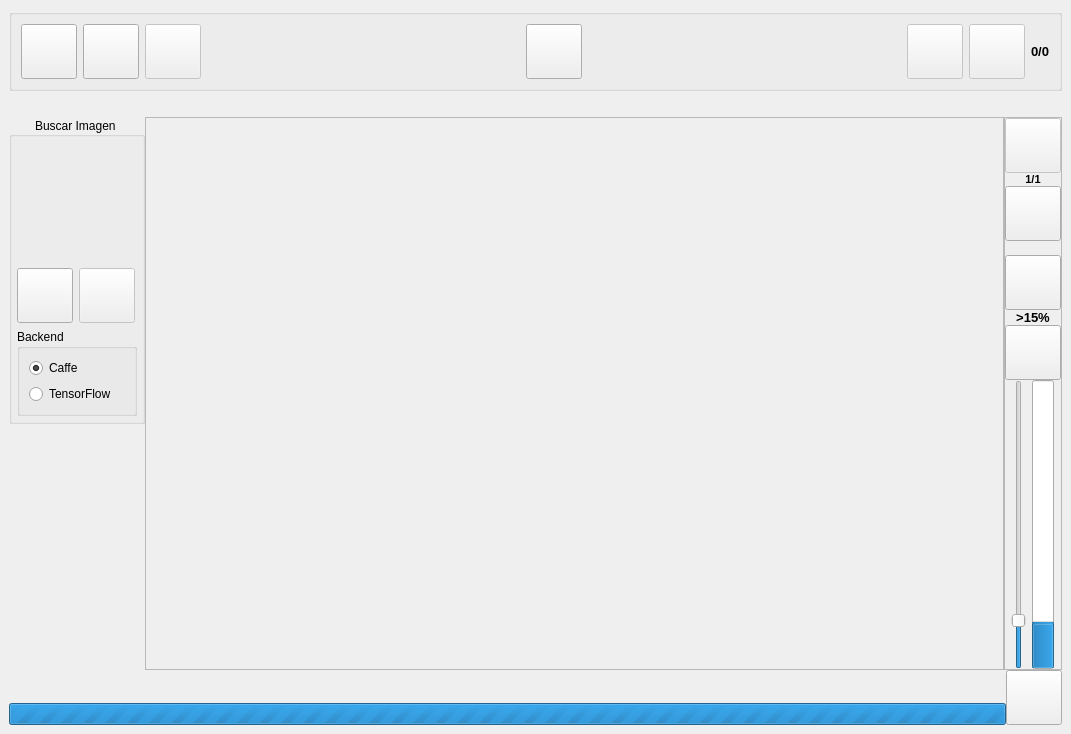
This is src/ui/main_ui/ui_main.ui in sclMAX/NsfwScannAndExplorer as Qt 5 draws it before an edit. The edited form follows.
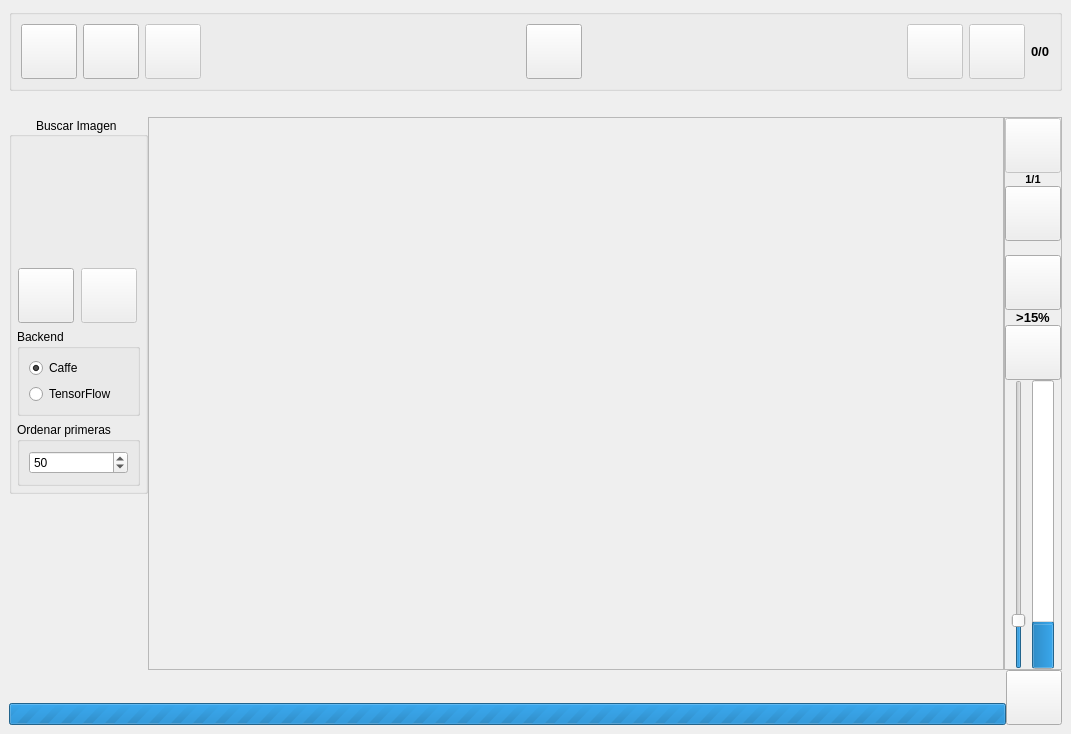
This is the edited form. Icons and pictures are not drawn.

Commit message: Option set No Neighbors

Patch:
```diff
--- a/src/ui/main_ui/ui_main.ui
+++ b/src/ui/main_ui/ui_main.ui
@@ -398,6 +398,28 @@
              </layout>
             </widget>
            </item>
+           <item>
+            <widget class="QGroupBox" name="groupBox_2">
+             <property name="title">
+              <string>Ordenar primeras</string>
+             </property>
+             <layout class="QVBoxLayout" name="verticalLayout_11">
+              <item>
+               <widget class="QSpinBox" name="spxNeighbors">
+                <property name="minimum">
+                 <number>2</number>
+                </property>
+                <property name="maximum">
+                 <number>100</number>
+                </property>
+                <property name="value">
+                 <number>50</number>
+                </property>
+               </widget>
+              </item>
+             </layout>
+            </widget>
+           </item>
           </layout>
          </widget>
         </item>
@@ -414,8 +436,8 @@
             <rect>
              <x>0</x>
              <y>0</y>
-             <width>851</width>
-             <height>540</height>
+             <width>841</width>
+             <height>523</height>
             </rect>
            </property>
            <property name="layoutDirection">
```
The commit also changes 4 other files.
